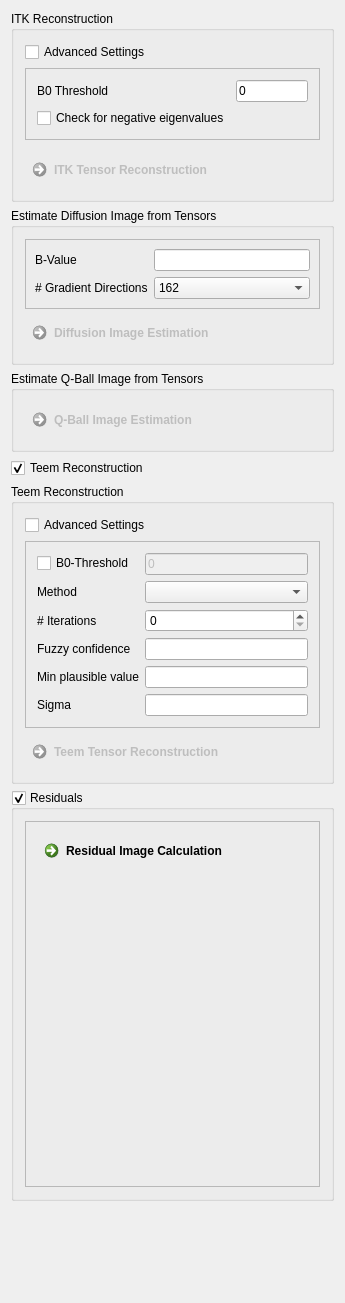
First picture: the form in Plugins/org.mitk.gui.qt.diffusionimaging/src/internal/QmitkTensorReconstructionViewControls.ui, repository MITK/MITK, before the edit.
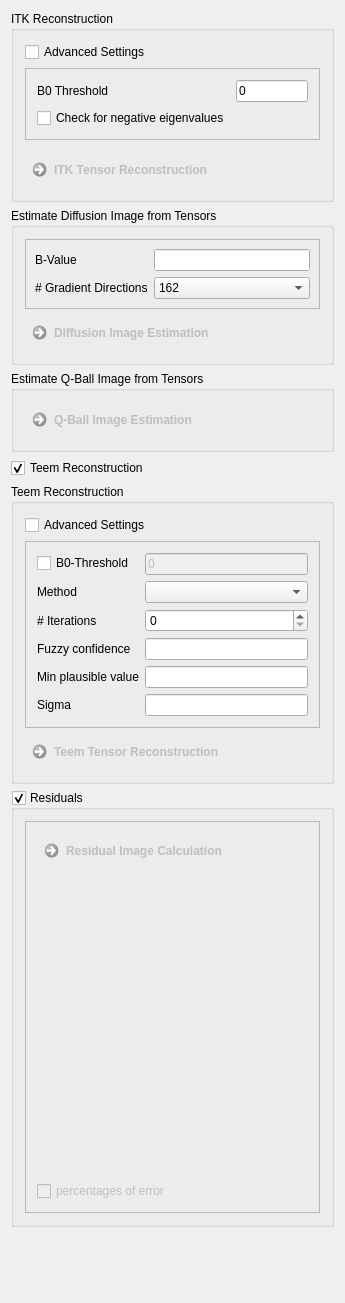
Second picture: the form after the edit. Custom widgets are drawn as their Qt base class.

```diff
--- a/Plugins/org.mitk.gui.qt.diffusionimaging/src/internal/QmitkTensorReconstructionViewControls.ui
+++ b/Plugins/org.mitk.gui.qt.diffusionimaging/src/internal/QmitkTensorReconstructionViewControls.ui
@@ -527,7 +527,7 @@
          <item>
           <widget class="QCommandLinkButton" name="m_ResidualButton">
            <property name="enabled">
-            <bool>true</bool>
+            <bool>false</bool>
            </property>
            <property name="toolTip">
             <string comment="Calculate ODF value as tensor value in the according direction" extracomment="Calculate ODF value as tensor value in the according direction">Calculate the residual from a dti and a dwi iimage</string>
@@ -553,6 +553,16 @@
            </property>
           </widget>
          </item>
+         <item>
+          <widget class="QCheckBox" name="m_PercentagesOfOutliers">
+           <property name="enabled">
+            <bool>false</bool>
+           </property>
+           <property name="text">
+            <string>percentages of error</string>
+           </property>
+          </widget>
+         </item>
         </layout>
        </widget>
       </item>
```
